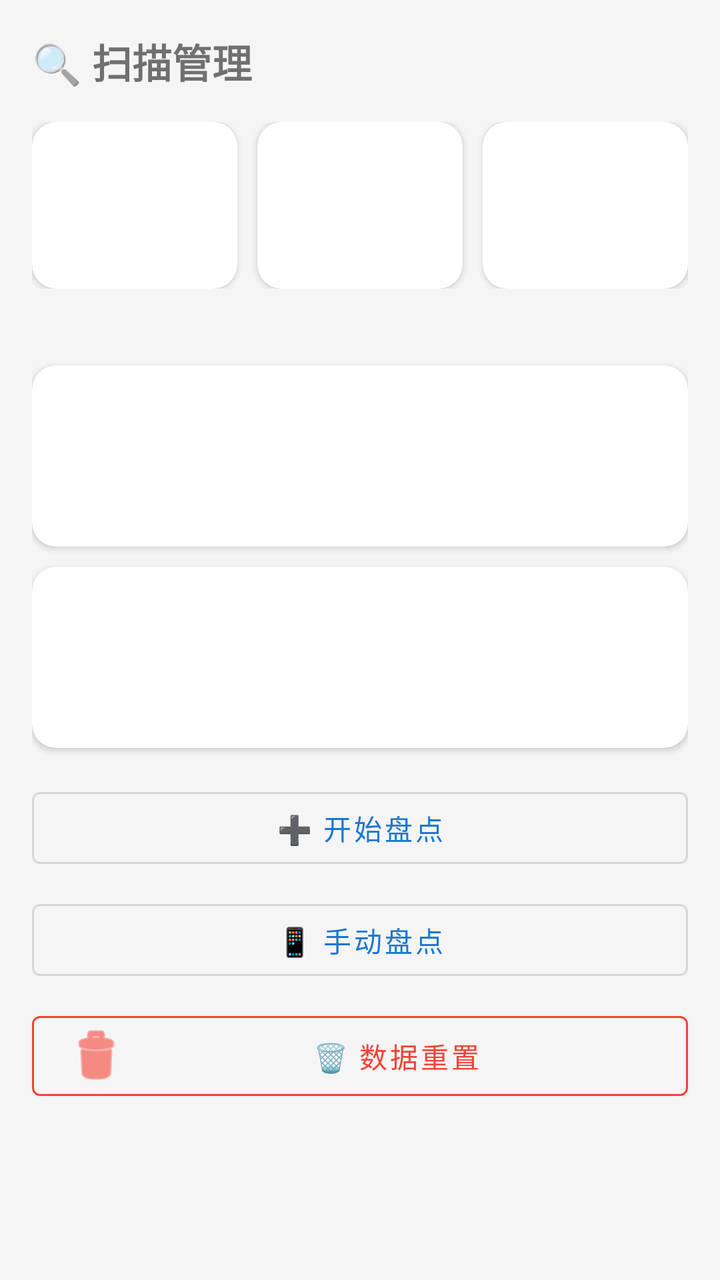
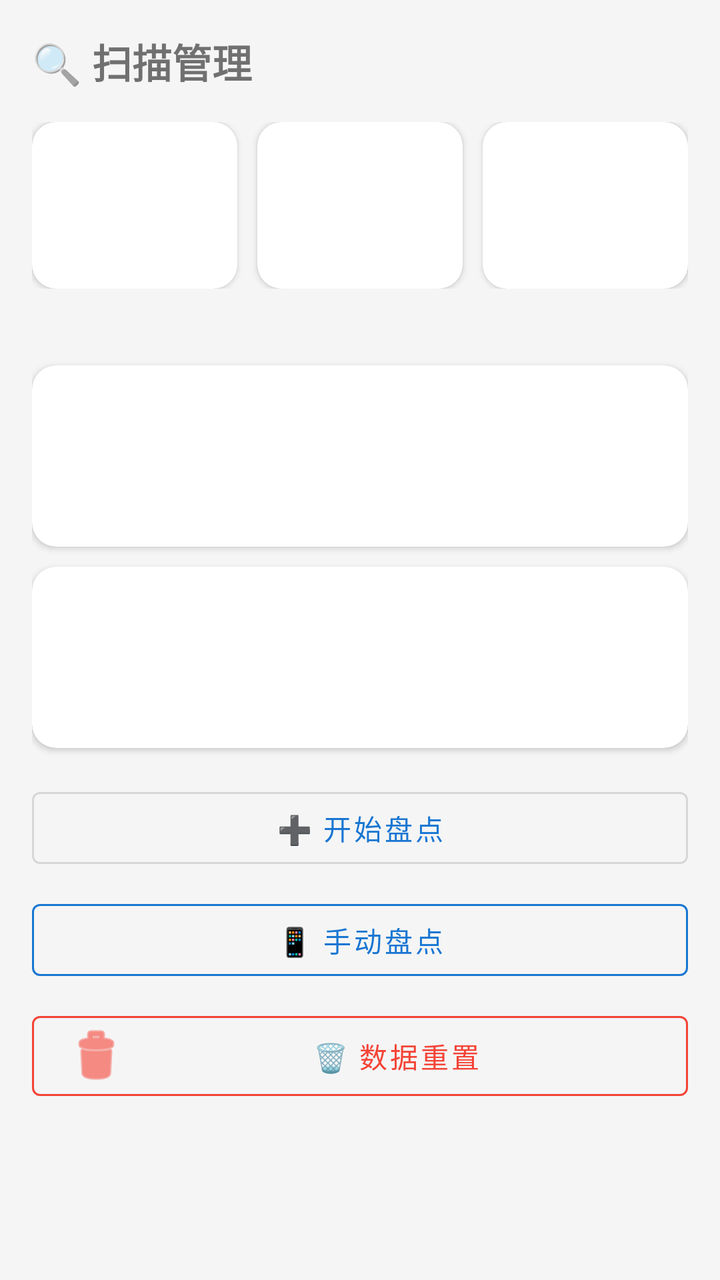

The first picture is an Android layout as it rendered before a commit; the second is the same layout after the commit. The layout source and the unified diff follow.
<!-- AndroidManifest.xml: application theme Theme.HuaxiaInventory -->
<!-- res/layout/fragment_scan.xml -->
<?xml version="1.0" encoding="utf-8"?>
<ScrollView
    xmlns:android="http://schemas.android.com/apk/res/android"
    xmlns:app="http://schemas.android.com/apk/res-auto"
    android:layout_width="match_parent"
    android:layout_height="match_parent"
    android:background="@color/bgSurface">

    <LinearLayout
        android:layout_width="match_parent"
        android:layout_height="wrap_content"
        android:orientation="vertical"
        android:padding="@dimen/cardPadding">

        <TextView
            android:layout_width="wrap_content"
            android:layout_height="wrap_content"
            android:layout_marginBottom="16dp"
            android:text="@string/scan_title"
            android:textSize="@dimen/textSizeTitle"
            android:textStyle="bold" />

        <LinearLayout
            android:layout_width="match_parent"
            android:layout_height="wrap_content"
            android:orientation="horizontal">

            <include
                android:id="@+id/inStockStat"
                layout="@layout/view_stat_card"
                android:layout_width="0dp"
                android:layout_height="wrap_content"
                android:layout_weight="1"
                android:layout_marginEnd="5dp" />

            <include
                android:id="@+id/scannedStat"
                layout="@layout/view_stat_card"
                android:layout_width="0dp"
                android:layout_height="wrap_content"
                android:layout_weight="1"
                android:layout_marginStart="5dp"
                android:layout_marginEnd="5dp" />

            <include
                android:id="@+id/anomalyStat"
                layout="@layout/view_stat_card"
                android:layout_width="0dp"
                android:layout_height="wrap_content"
                android:layout_weight="1"
                android:layout_marginStart="5dp" />
        </LinearLayout>

        <TextView
            android:id="@+id/deviceStatusTv"
            android:layout_width="wrap_content"
            android:layout_height="wrap_content"
            android:layout_marginTop="12dp"
            android:textSize="@dimen/textSizeLabel"
            android:textColor="@color/textHint" />

        <include
            android:id="@+id/checkedCard"
            layout="@layout/view_info_card" />

        <include
            android:id="@+id/recentResultCard"
            layout="@layout/view_info_card" />

        <com.google.android.material.button.MaterialButton
            android:id="@+id/scanBtn"
            style="@style/Widget.MaterialComponents.Button.OutlinedButton"
            android:layout_width="match_parent"
            android:layout_height="wrap_content"
            android:layout_marginTop="16dp"
            android:text="@string/scan_start_inventory" />

        <com.google.android.material.button.MaterialButton
            android:id="@+id/manualScanBtn"
            style="@style/Widget.MaterialComponents.Button.OutlinedButton"
            android:layout_width="match_parent"
            android:layout_height="wrap_content"
            android:layout_marginTop="8dp"
            android:text="@string/scan_manual_btn" />

        <com.google.android.material.button.MaterialButton
            android:id="@+id/clearTaskBtn"
            style="@style/Widget.MaterialComponents.Button.OutlinedButton"
            android:layout_width="match_parent"
            android:layout_height="wrap_content"
            android:layout_marginTop="8dp"
            android:text="@string/scan_clear_task"
            android:textColor="@color/colorReset"
            app:strokeColor="@color/colorReset"
            app:icon="@android:drawable/ic_menu_delete"
            app:iconTint="@color/colorReset" />
    </LinearLayout>
</ScrollView>
<!-- res/layout/view_stat_card.xml (included above) -->
<?xml version="1.0" encoding="utf-8"?>
<androidx.cardview.widget.CardView
    xmlns:android="http://schemas.android.com/apk/res/android"
    xmlns:app="http://schemas.android.com/apk/res-auto"
    android:layout_width="match_parent"
    android:layout_height="wrap_content"
    app:cardCornerRadius="@dimen/cardCornerRadius"
    app:cardElevation="@dimen/cardElevation"
    app:cardBackgroundColor="@color/cardCorner"
    android:clickable="true"
    android:focusable="true"
    android:foreground="?attr/selectableItemBackground">

    <LinearLayout
        android:layout_width="match_parent"
        android:layout_height="wrap_content"
        android:orientation="vertical"
        android:padding="14dp"
        android:gravity="center">

        <TextView
            android:id="@+id/statLabelTv"
            android:layout_width="wrap_content"
            android:layout_height="wrap_content"
            style="@style/Huaxia.StatLabel" />

        <TextView
            android:id="@+id/statNumberTv"
            android:layout_width="wrap_content"
            android:layout_height="wrap_content"
            android:layout_marginTop="4dp"
            style="@style/Huaxia.StatNumber" />

        <TextView
            android:id="@+id/statSubTv"
            android:layout_width="wrap_content"
            android:layout_height="wrap_content"
            android:layout_marginTop="2dp"
            android:visibility="gone"
            style="@style/Huaxia.StatSub" />
    </LinearLayout>
</androidx.cardview.widget.CardView>
<!-- res/layout/view_info_card.xml (included above) -->
<?xml version="1.0" encoding="utf-8"?>
<androidx.cardview.widget.CardView
    xmlns:android="http://schemas.android.com/apk/res/android"
    xmlns:app="http://schemas.android.com/apk/res-auto"
    android:layout_width="match_parent"
    android:layout_height="wrap_content"
    android:layout_marginTop="10dp"
    app:cardCornerRadius="@dimen/cardCornerRadius"
    app:cardElevation="@dimen/cardElevation"
    app:cardBackgroundColor="@color/cardCorner">

    <LinearLayout
        android:layout_width="match_parent"
        android:layout_height="wrap_content"
        android:orientation="vertical"
        android:padding="@dimen/cardPadding">

        <TextView
            android:id="@+id/infoTitleTv"
            android:layout_width="wrap_content"
            android:layout_height="wrap_content"
            android:textSize="16sp"
            android:textStyle="bold" />

        <TextView
            android:id="@+id/infoDescTv"
            android:layout_width="match_parent"
            android:layout_height="wrap_content"
            android:layout_marginTop="8dp"
            android:textSize="@dimen/textSizeBody"
            android:textColor="@color/textBody"
            android:lineSpacingExtra="2dp" />

        <TextView
            android:id="@+id/infoSubTv"
            android:layout_width="wrap_content"
            android:layout_height="wrap_content"
            android:layout_marginTop="8dp"
            android:textSize="13sp"
            android:textColor="@color/colorPrimary"
            android:visibility="gone" />

        <LinearLayout
            android:id="@+id/infoTagsContainer"
            android:layout_width="match_parent"
            android:layout_height="wrap_content"
            android:orientation="horizontal"
            android:layout_marginTop="10dp" />
    </LinearLayout>
</androidx.cardview.widget.CardView>
<!-- resources referenced by this layout -->
<resources>
  <color name="bgSurface">#F5F5F5</color>
  <color name="cardCorner">#FFFFFF</color>
  <color name="colorPrimary">#1976D2</color>
  <color name="colorReset">#F44336</color>
  <color name="textBody">#666666</color>
  <color name="textHint">#888888</color>
  <dimen name="cardCornerRadius">12dp</dimen>
  <dimen name="cardElevation">2dp</dimen>
  <dimen name="cardPadding">16dp</dimen>
  <dimen name="textSizeBody">14sp</dimen>
  <dimen name="textSizeLabel">12sp</dimen>
  <dimen name="textSizeTitle">20sp</dimen>
  <string name="scan_clear_task">🗑️ 数据重置</string>
  <string name="scan_manual_btn">📱 手动盘点</string>
  <string name="scan_start_inventory">➕ 开始盘点</string>
  <string name="scan_title">🔍 扫描管理</string>
  <style name="Huaxia.StatLabel" parent="">
          <item name="android:textSize">@dimen/textSizeLabel</item>
          <item name="android:textColor">@color/textHint</item>
          <item name="android:gravity">center</item>
      </style>
  <style name="Huaxia.StatNumber" parent="">
          <item name="android:textSize">@dimen/statNumberSize</item>
          <item name="android:textStyle">bold</item>
          <item name="android:gravity">center</item>
      </style>
  <style name="Huaxia.StatSub" parent="">
          <item name="android:textSize">11sp</item>
          <item name="android:textColor">@color/textLightHint</item>
          <item name="android:gravity">center</item>
      </style>
  <style name="Theme.HuaxiaInventory" parent="Theme.MaterialComponents.DayNight.NoActionBar">
          <item name="colorPrimary">@color/colorPrimary</item>
          <item name="colorPrimaryDark">@color/colorPrimaryDark</item>
          <item name="colorAccent">@color/colorAccent</item>
          <item name="colorOnPrimary">@android:color/white</item>
          <item name="android:statusBarColor">@color/colorPrimary</item>
          <item name="android:windowLightStatusBar">false</item>
          <item name="toolbarStyle">@style/Huaxia.Toolbar</item>
      </style>
  <dimen name="statNumberSize">26sp</dimen>
  <color name="textLightHint">#AAAAAA</color>
  <color name="colorPrimaryDark">#0D47A1</color>
  <color name="colorAccent">#FF9800</color>
  <style name="Huaxia.Toolbar" parent="Widget.MaterialComponents.Toolbar.Primary">
          <item name="android:background">@color/colorPrimary</item>
          <item name="titleTextColor">@android:color/white</item>
          <item name="subtitleTextColor">@android:color/white</item>
          <item name="android:elevation">4dp</item>
      </style>
</resources>

<!-- the commit's change to res/layout/fragment_scan.xml (unified diff, before → after) -->
@@ -81,7 +81,9 @@
             android:layout_width="match_parent"
             android:layout_height="wrap_content"
             android:layout_marginTop="8dp"
-            android:text="@string/scan_manual_btn" />
+            android:text="@string/scan_manual_btn"
+            android:textColor="@color/colorPrimary"
+            app:strokeColor="@color/colorPrimary" />
 
         <com.google.android.material.button.MaterialButton
             android:id="@+id/clearTaskBtn"
